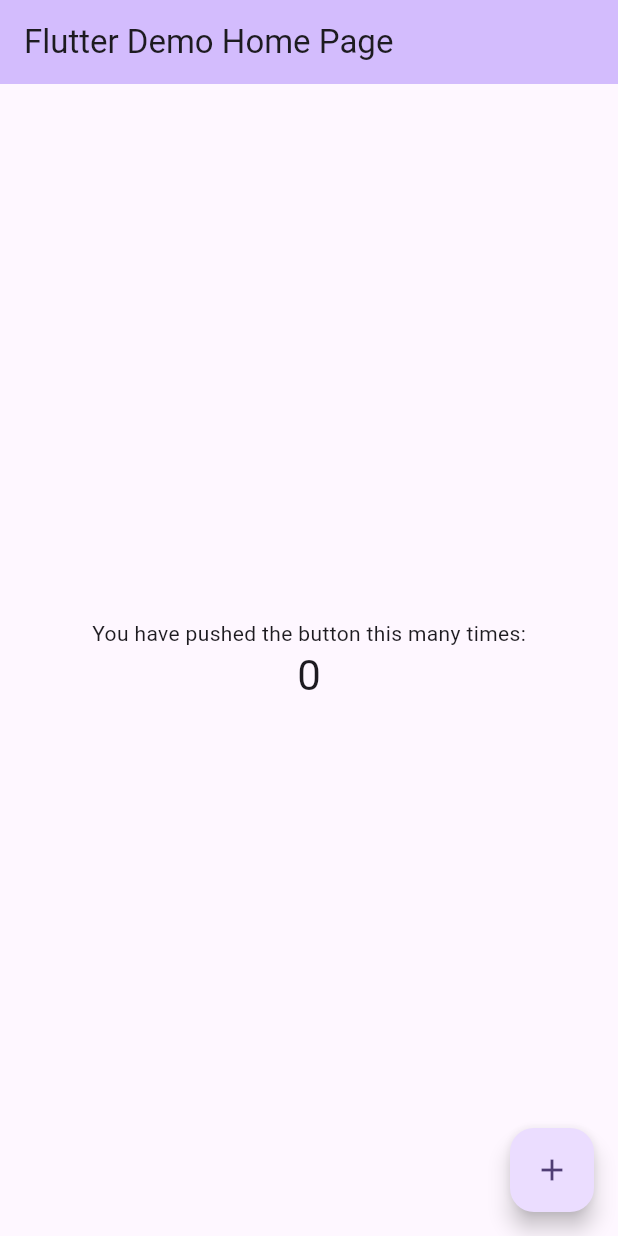
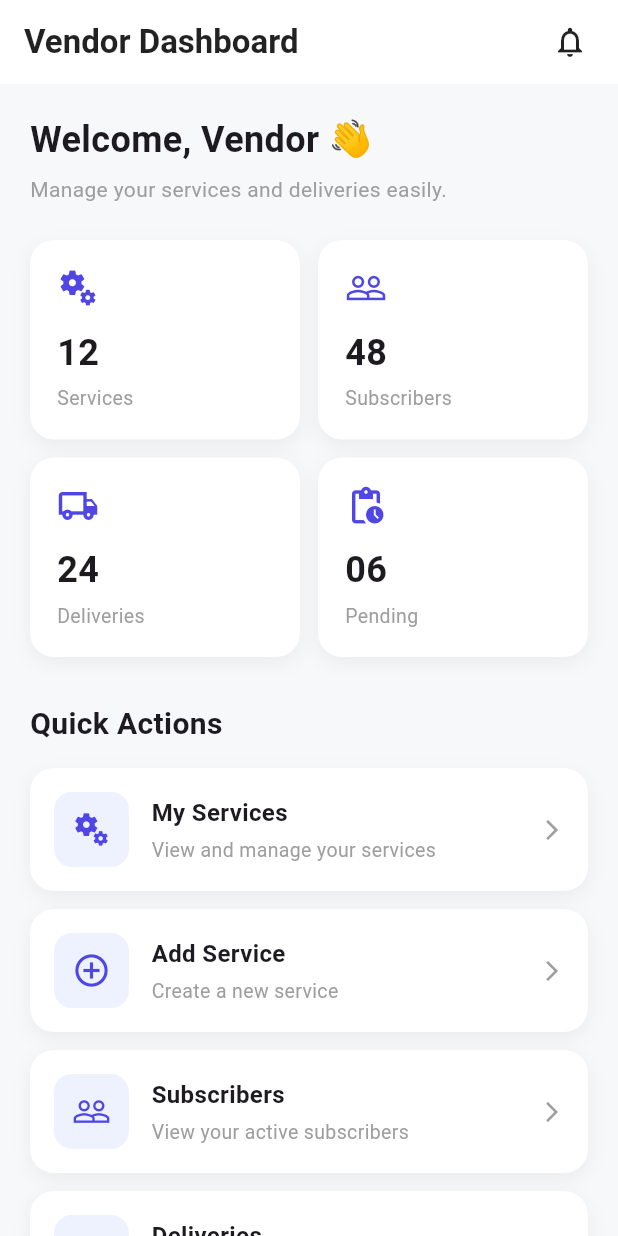
Before and after one commit to bhopaleprachi366-ctrl/hackathon_application, a Flutter app: the screen it shows after launch, on a phone screen of 412 x 824 dp. Run offline on Flutter 3.47's test engine with Material 3 defaults, Android fonts, the light colour scheme and no system bars.

Commit message:
Add vendor dashboard

```diff
--- a/lib/main.dart
+++ b/lib/main.dart
@@ -1,4 +1,5 @@
 import 'package:flutter/material.dart';
+import 'screens/vendor/vendor_dashboard.dart';
 
 void main() {
   runApp(const MyApp());
@@ -11,112 +12,9 @@ class MyApp extends StatelessWidget {
   @override
   Widget build(BuildContext context) {
     return MaterialApp(
-      title: 'Flutter Demo',
-      theme: ThemeData(
-        // This is the theme of your application.
-        //
-        // TRY THIS: Try running your application with "flutter run". You'll see
-        // the application has a purple toolbar. Then, without quitting the app,
-        // try changing the seedColor in the colorScheme below to Colors.green
-        // and then invoke "hot reload" (save your changes or press the "hot
-        // reload" button in a Flutter-supported IDE, or press "r" if you used
-        // the command line to start the app).
-        //
-        // Notice that the counter didn't reset back to zero; the application
-        // state is not lost during the reload. To reset the state, use hot
-        // restart instead.
-        //
-        // This works for code too, not just values: Most code changes can be
-        // tested with just a hot reload.
-        colorScheme: .fromSeed(seedColor: Colors.deepPurple),
-      ),
-      home: const MyHomePage(title: 'Flutter Demo Home Page'),
+     debugShowCheckedModeBanner: false,
+      home: const VendorDashboard(),
+
     );
   }
 }
-
-class MyHomePage extends StatefulWidget {
-  const MyHomePage({super.key, required this.title});
-
-  // This widget is the home page of your application. It is stateful, meaning
-  // that it has a State object (defined below) that contains fields that affect
-  // how it looks.
-
-  // This class is the configuration for the state. It holds the values (in this
-  // case the title) provided by the parent (in this case the App widget) and
-  // used by the build method of the State. Fields in a Widget subclass are
-  // always marked "final".
-
-  final String title;
-
-  @override
-  State<MyHomePage> createState() => _MyHomePageState();
-}
-
-class _MyHomePageState extends State<MyHomePage> {
-  int _counter = 0;
-
-  void _incrementCounter() {
-    setState(() {
-      // This call to setState tells the Flutter framework that something has
-      // changed in this State, which causes it to rerun the build method below
-      // so that the display can reflect the updated values. If we changed
-      // _counter without calling setState(), then the build method would not be
-      // called again, and so nothing would appear to happen.
-      _counter++;
-    });
-  }
-
-  @override
-  Widget build(BuildContext context) {
-    // This method is rerun every time setState is called, for instance as done
-    // by the _incrementCounter method above.
-    //
-    // The Flutter framework has been optimized to make rerunning build methods
-    // fast, so that you can just rebuild anything that needs updating rather
-    // than having to individually change instances of widgets.
-    return Scaffold(
-      appBar: AppBar(
-        // TRY THIS: Try changing the color here to a specific color (to
-        // Colors.amber, perhaps?) and trigger a hot reload to see the AppBar
-        // change color while the other colors stay the same.
-        backgroundColor: Theme.of(context).colorScheme.inversePrimary,
-        // Here we take the value from the MyHomePage object that was created by
-        // the App.build method, and use it to set our appbar title.
-        title: Text(widget.title),
-      ),
-      body: Center(
-        // Center is a layout widget. It takes a single child and positions it
-        // in the middle of the parent.
-        child: Column(
-          // Column is also a layout widget. It takes a list of children and
-          // arranges them vertically. By default, it sizes itself to fit its
-          // children horizontally, and tries to be as tall as its parent.
-          //
-          // Column has various properties to control how it sizes itself and
-          // how it positions its children. Here we use mainAxisAlignment to
-          // center the children vertically; the main axis here is the vertical
-          // axis because Columns are vertical (the cross axis would be
-          // horizontal).
-          //
-          // TRY THIS: Invoke "debug painting" (choose the "Toggle Debug Paint"
-          // action in the IDE, or press "p" in the console), to see the
-          // wireframe for each widget.
-          mainAxisAlignment: .center,
-          children: [
-            const Text('You have pushed the button this many times:'),
-            Text(
-              '$_counter',
-              style: Theme.of(context).textTheme.headlineMedium,
-            ),
-          ],
-        ),
-      ),
-      floatingActionButton: FloatingActionButton(
-        onPressed: _incrementCounter,
-        tooltip: 'Increment',
-        child: const Icon(Icons.add),
-      ),
-    );
-  }
-}
--- /dev/null
+++ b/lib/screens/vendor/vendor_dashboard.dart
@@ -0,0 +1,286 @@
+import 'package:flutter/material.dart';
+
+class VendorDashboard extends StatelessWidget {
+  const VendorDashboard({super.key});
+
+  @override
+  Widget build(BuildContext context) {
+    return Scaffold(
+      backgroundColor: const Color(0xFFF7F8FA),
+      appBar: AppBar(
+        elevation: 0,
+        backgroundColor: Colors.white,
+        foregroundColor: Colors.black87,
+        title: const Text(
+          'Vendor Dashboard',
+          style: TextStyle(
+            fontWeight: FontWeight.bold,
+          ),
+        ),
+        actions: [
+          IconButton(
+            onPressed: () {},
+            icon: const Icon(Icons.notifications_none),
+          ),
+          const SizedBox(width: 8),
+        ],
+      ),
+
+      body: SingleChildScrollView(
+        padding: const EdgeInsets.all(20),
+        child: Column(
+          crossAxisAlignment: CrossAxisAlignment.start,
+          children: [
+
+            // Welcome Section
+            const Text(
+              'Welcome, Vendor 👋',
+              style: TextStyle(
+                fontSize: 24,
+                fontWeight: FontWeight.bold,
+              ),
+            ),
+
+            const SizedBox(height: 6),
+
+            const Text(
+              'Manage your services and deliveries easily.',
+              style: TextStyle(
+                fontSize: 14,
+                color: Colors.grey,
+              ),
+            ),
+
+            const SizedBox(height: 24),
+
+            // Statistics
+            Row(
+              children: [
+                Expanded(
+                  child: _buildStatCard(
+                    icon: Icons.miscellaneous_services_outlined,
+                    title: 'Services',
+                    value: '12',
+                  ),
+                ),
+                const SizedBox(width: 12),
+                Expanded(
+                  child: _buildStatCard(
+                    icon: Icons.people_outline,
+                    title: 'Subscribers',
+                    value: '48',
+                  ),
+                ),
+              ],
+            ),
+
+            const SizedBox(height: 12),
+
+            Row(
+              children: [
+                Expanded(
+                  child: _buildStatCard(
+                    icon: Icons.local_shipping_outlined,
+                    title: 'Deliveries',
+                    value: '24',
+                  ),
+                ),
+                const SizedBox(width: 12),
+                Expanded(
+                  child: _buildStatCard(
+                    icon: Icons.pending_actions_outlined,
+                    title: 'Pending',
+                    value: '06',
+                  ),
+                ),
+              ],
+            ),
+
+            const SizedBox(height: 30),
+
+            const Text(
+              'Quick Actions',
+              style: TextStyle(
+                fontSize: 20,
+                fontWeight: FontWeight.bold,
+              ),
+            ),
+
+            const SizedBox(height: 15),
+
+            // My Services
+            _buildActionCard(
+              context,
+              icon: Icons.miscellaneous_services_outlined,
+              title: 'My Services',
+              subtitle: 'View and manage your services',
+              onTap: () {
+                // Navigate to My Services
+              },
+            ),
+
+            const SizedBox(height: 12),
+
+            // Add Service
+            _buildActionCard(
+              context,
+              icon: Icons.add_circle_outline,
+              title: 'Add Service',
+              subtitle: 'Create a new service',
+              onTap: () {
+                // Navigate to Add Service
+              },
+            ),
+
+            const SizedBox(height: 12),
+
+            // Subscribers
+            _buildActionCard(
+              context,
+              icon: Icons.people_outline,
+              title: 'Subscribers',
+              subtitle: 'View your active subscribers',
+              onTap: () {
+                // Navigate to Subscribers
+              },
+            ),
+
+            const SizedBox(height: 12),
+
+            // Deliveries
+            _buildActionCard(
+              context,
+              icon: Icons.local_shipping_outlined,
+              title: 'Deliveries',
+              subtitle: 'Manage upcoming deliveries',
+              onTap: () {
+                // Navigate to Deliveries
+              },
+            ),
+          ],
+        ),
+      ),
+    );
+  }
+
+  Widget _buildStatCard({
+    required IconData icon,
+    required String title,
+    required String value,
+  }) {
+    return Container(
+      padding: const EdgeInsets.all(18),
+      decoration: BoxDecoration(
+        color: Colors.white,
+        borderRadius: BorderRadius.circular(16),
+        boxShadow: [
+          BoxShadow(
+            color: Colors.black.withOpacity(0.05),
+            blurRadius: 10,
+            offset: const Offset(0, 4),
+          ),
+        ],
+      ),
+      child: Column(
+        crossAxisAlignment: CrossAxisAlignment.start,
+        children: [
+          Icon(
+            icon,
+            size: 28,
+            color: const Color(0xFF4F46E5),
+          ),
+          const SizedBox(height: 12),
+          Text(
+            value,
+            style: const TextStyle(
+              fontSize: 24,
+              fontWeight: FontWeight.bold,
+            ),
+          ),
+          const SizedBox(height: 4),
+          Text(
+            title,
+            style: const TextStyle(
+              color: Colors.grey,
+              fontSize: 13,
+            ),
+          ),
+        ],
+      ),
+    );
+  }
+
+  Widget _buildActionCard(
+    BuildContext context, {
+    required IconData icon,
+    required String title,
+    required String subtitle,
+    required VoidCallback onTap,
+  }) {
+    return InkWell(
+      onTap: onTap,
+      borderRadius: BorderRadius.circular(16),
+      child: Container(
+        padding: const EdgeInsets.all(16),
+        decoration: BoxDecoration(
+          color: Colors.white,
+          borderRadius: BorderRadius.circular(16),
+          boxShadow: [
+            BoxShadow(
+              color: Colors.black.withOpacity(0.05),
+              blurRadius: 10,
+              offset: const Offset(0, 4),
+            ),
+          ],
+        ),
+        child: Row(
+          children: [
+            Container(
+              padding: const EdgeInsets.all(12),
+              decoration: BoxDecoration(
+                color: const Color(0xFFEEF2FF),
+                borderRadius: BorderRadius.circular(12),
+              ),
+              child: Icon(
+                icon,
+                color: const Color(0xFF4F46E5),
+                size: 26,
+              ),
+            ),
+
+            const SizedBox(width: 15),
+
+            Expanded(
+              child: Column(
+                crossAxisAlignment: CrossAxisAlignment.start,
+                children: [
+                  Text(
+                    title,
+                    style: const TextStyle(
+                      fontSize: 16,
+                      fontWeight: FontWeight.bold,
+                    ),
+                  ),
+                  const SizedBox(height: 4),
+                  Text(
+                    subtitle,
+                    style: const TextStyle(
+                      fontSize: 13,
+                      color: Colors.grey,
+                    ),
+                  ),
+                ],
+              ),
+            ),
+
+            const Icon(
+              Icons.arrow_forward_ios,
+              size: 16,
+              color: Colors.grey,
+            ),
+          ],
+        ),
+      ),
+    );
+  }
+}
```
